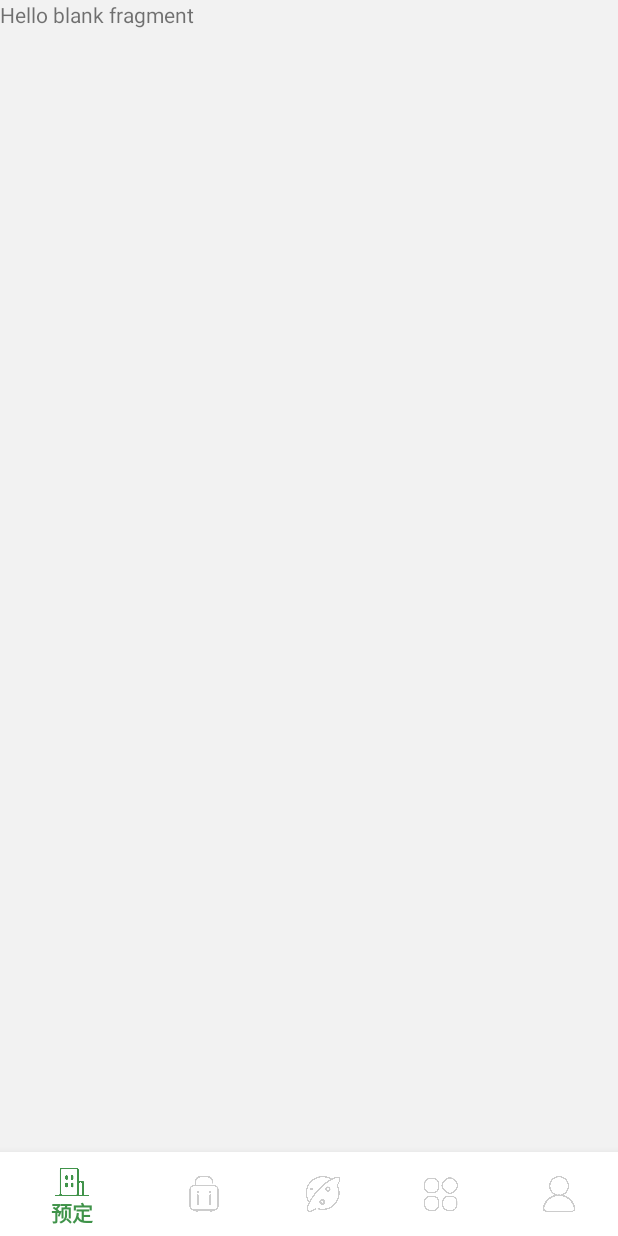
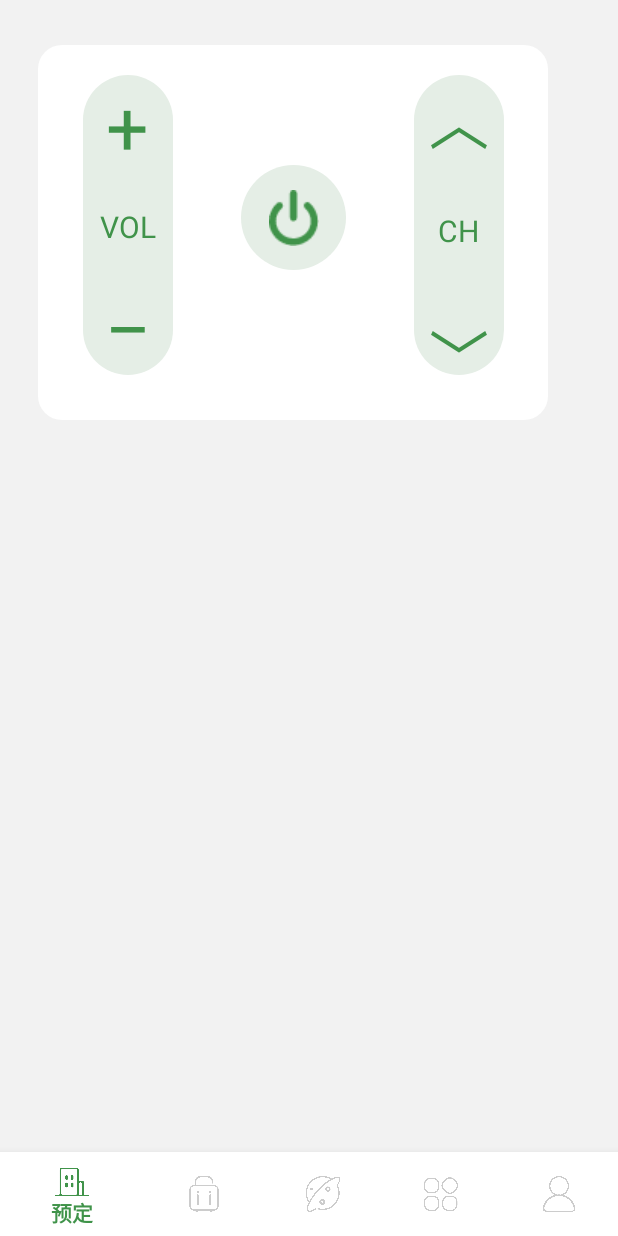
Before and after one commit to flyme666/yizhu, an Android app: the fragment woshi_dianshi placed in its activity, on a phone screen of 412 x 824 dp. Run offline under Robolectric (Android 15) with nearby library versions, the phone set to English and light mode, and no system bars; 8 statements that could not run were skipped.

Commit message:
update dianshiButton

```diff
--- a/src/main/java/com/evan/demo/yizhu/woshi_fragment/woshi_dengju.java
+++ b/src/main/java/com/evan/demo/yizhu/woshi_fragment/woshi_dengju.java
@@ -47,7 +47,7 @@ public class woshi_dengju extends Fragment {
         dianshi = (ImageButton)rootView.findViewById(R.id.dianshideng);
         ding = (ImageButton)rootView.findViewById(R.id.dingdeng);
         bi = (ImageButton)rootView.findViewById(R.id.bideng);
-        vpProgressBar = (VerticalProgressBar) rootView.findViewById(R.id.vp_progress);
+//        vpProgressBar = (VerticalProgressBar) rootView.findViewById(R.id.vp_progress);
         liangdu = (TextView)rootView.findViewById(R.id.liangdu);
     }
 
@@ -55,17 +55,17 @@ public class woshi_dengju extends Fragment {
     public void onActivityCreated(Bundle savedInstanceState){
         super.onActivityCreated(savedInstanceState);
         //这里写逻辑代码
-        run();
-        mhandler = new Handler() {
-
-            //handleMessage为处理消息的方法
-            public void handleMessage (Message msg){
-                super.handleMessage(msg);
-                if (true) {
-                    liangdu.setText(msg.arg1 + "%");
-                }
-            }
-        };
+//        run();
+//        mhandler = new Handler() {
+//
+//            //handleMessage为处理消息的方法
+//            public void handleMessage (Message msg){
+//                super.handleMessage(msg);
+//                if (true) {
+//                    liangdu.setText(msg.arg1 + "%");
+//                }
+//            }
+//        };
         if(flag == 0 ){
             dianshi.setBackgroundDrawable(getResources().getDrawable(R.drawable.button_circle_notselect));
             dianshi.setImageDrawable(getResources().getDrawable(R.drawable.button_off));
@@ -143,23 +143,23 @@ public class woshi_dengju extends Fragment {
         });
     }
 
-    private void run() {
-        new Thread(){
-            public void run() {
-                try {
-                    for (int i= 0;i<=100;i++) {
-                        Thread.sleep(50);//休息50毫秒
-                        vpProgressBar.setProgress(i);//更新进度条进度
-                        Message msg = Message.obtain();
-                        msg.arg1 = i;//Message类有属性字段arg1、arg2、what...
-                        mhandler.sendMessage(msg);
-                    }
-                } catch (InterruptedException e) {
-                    e.printStackTrace();
-                }
-            };
-        }.start();
-    }
+//    private void run() {
+//        new Thread(){
+//            public void run() {
+//                try {
+//                    for (int i= 0;i<=100;i++) {
+//                        Thread.sleep(50);//休息50毫秒
+//                        vpProgressBar.setProgress(i);//更新进度条进度
+//                        Message msg = Message.obtain();
+//                        msg.arg1 = i;//Message类有属性字段arg1、arg2、what...
+//                        mhandler.sendMessage(msg);
+//                    }
+//                } catch (InterruptedException e) {
+//                    e.printStackTrace();
+//                }
+//            };
+//        }.start();
+//    }
 
 
 }
--- a/src/main/java/com/evan/demo/yizhu/woshi_fragment/woshi_dianshi.java
+++ b/src/main/java/com/evan/demo/yizhu/woshi_fragment/woshi_dianshi.java
@@ -7,12 +7,15 @@ import android.support.v4.app.Fragment;
 import android.view.LayoutInflater;
 import android.view.View;
 import android.view.ViewGroup;
+import android.widget.ImageButton;
 
 import com.evan.demo.yizhu.R;
 
 
 public class woshi_dianshi extends Fragment {
     private View rootView;
+    private ImageButton dianshiButton;
+    private  int flag = 0;
 
     @Override
     public void onAttach(Context context){
@@ -29,11 +32,36 @@ public class woshi_dianshi extends Fragment {
 
     private void initUi(){
         //这里写加载布局的代码
+        dianshiButton = (ImageButton)rootView.findViewById(R.id.dianshiButton);
     }
 
     @Override
     public void onActivityCreated(Bundle savedInstanceState){
         super.onActivityCreated(savedInstanceState);
         //这里写逻辑代码
+        if(flag == 0 ){
+            dianshiButton.setBackgroundDrawable(getResources().getDrawable(R.drawable.button_circle_notselect));
+            dianshiButton.setImageDrawable(getResources().getDrawable(R.drawable.button_off));
+        }
+        else {
+            dianshiButton.setBackgroundDrawable(getResources().getDrawable(R.drawable.button_circle_isselect));
+            dianshiButton.setImageDrawable(getResources().getDrawable(R.drawable.button_on));
+        }
+        dianshiButton.setOnClickListener(new View.OnClickListener() {
+            @Override
+            public void onClick(View view) {
+                if(flag == 0 ){
+                    dianshiButton.setBackgroundDrawable(getResources().getDrawable(R.drawable.button_circle_isselect));
+                    dianshiButton.setImageDrawable(getResources().getDrawable(R.drawable.button_on));
+                    flag = 1;
+                }
+                else {
+                    dianshiButton.setBackgroundDrawable(getResources().getDrawable(R.drawable.button_circle_notselect));
+                    dianshiButton.setImageDrawable(getResources().getDrawable(R.drawable.button_off));
+                    flag = 0;
+                }
+
+            }
+        });
     }
 }
--- /dev/null
+++ b/src/main/res/drawable/shape_corner.xml
@@ -0,0 +1,24 @@
+<?xml version="1.0" encoding="utf-8"?>
+<shape xmlns:android="http://schemas.android.com/apk/res/android">
+    <solid android:color="#E5EEE6" />
+    <corners android:topLeftRadius="2400px"
+        android:topRightRadius="2400px"
+        android:bottomRightRadius="2400px"
+        android:bottomLeftRadius="2400px">
+
+    </corners>
+    <span style="font-family: Arial, Helvetica, sans-serif;" />
+</shape>
+<!--<?xml version="1.0" encoding="utf-8"?>-->
+<!--<selector xmlns:android="http://schemas.android.com/apk/res/android">-->
+<!--    <shape xmlns:android="http://schemas.android.com/apk/res/android">-->
+<!--&lt;!&ndash;        修改背景颜色&ndash;&gt;-->
+<!--        <solid android:color="#E5EEE6" />-->
+<!--&lt;!&ndash;        修改圆角&ndash;&gt;-->
+<!--        <corners android:topLeftRadius="200dp"-->
+<!--            android:topRightRadius="200dp"-->
+<!--            android:bottomRightRadius="200dp"-->
+<!--            android:bottomLeftRadius="200dp"/>-->
+<!--        <stroke android:width="1dp" android:color="#000000" />-->
+<!--    </shape>-->
+<!--</selector>-->
--- a/src/main/res/layout/fragment_woshi_dianshi.xml
+++ b/src/main/res/layout/fragment_woshi_dianshi.xml
@@ -5,10 +5,112 @@
     android:layout_height="match_parent"
     tools:context=".woshi_fragment.woshi_dianshi">
 
-    <!-- TODO: Update blank fragment layout -->
-    <TextView
-        android:layout_width="match_parent"
-        android:layout_height="match_parent"
-        android:text="@string/hello_blank_fragment" />
+    <LinearLayout
+        android:layout_width="340dp"
+        android:layout_height="250dp"
+        android:layout_marginTop="30dp"
+        android:layout_marginLeft="25dp"
+        android:orientation="horizontal"
+        android:background="@drawable/background_linearlayout">
+        <LinearLayout
+            android:layout_marginLeft="30dp"
+            android:layout_marginTop="20dp"
+            android:layout_width="60dp"
+            android:layout_height="200dp"
+            android:background="@drawable/shape_corner"
+            android:orientation="vertical">
+<!--            <Button-->
+<!--                android:layout_width="wrap_content"-->
+<!--                android:layout_height="wrap_content"-->
+<!--                android:text="+"-->
+<!--                android:id="@+id/add_vol"-->
+<!--                android:textSize="40dp">-->
+<!--            </Button>-->
+            <TextView
+                android:layout_width="wrap_content"
+                android:layout_height="wrap_content"
+                android:layout_gravity="center"
+                android:textColor="@color/theme"
+                android:textSize="50dp"
+                android:text="+">
+            </TextView>
+            <TextView
+                android:layout_width="wrap_content"
+                android:layout_height="wrap_content"
+                android:layout_marginTop="20dp"
+                android:layout_gravity="center"
+                android:textColor="@color/theme"
+                android:textSize="20dp"
+                android:text="VOL">
+            </TextView>
+            <TextView
+                android:layout_width="wrap_content"
+                android:layout_height="wrap_content"
+                android:layout_gravity="center"
+                android:layout_marginBottom="5dp"
+                android:textColor="@color/theme"
+                android:textSize="50dp"
+                android:text="_">
+            </TextView>
+<!--            <Button-->
+<!--                android:layout_width="wrap_content"-->
+<!--                android:layout_height="wrap_content"-->
+<!--                android:text="-"-->
+<!--                android:id="@+id/reduce_vol"-->
+<!--                android:textSize="40dp">-->
+<!--            </Button>-->
+
+        </LinearLayout>
+
+        <ImageButton
+            android:id="@+id/dianshiButton"
+            android:layout_width="70dp"
+            android:layout_height="70dp"
+
+            android:layout_marginTop="80dp"
+            android:layout_marginLeft="45dp"
+            android:background="@drawable/button_circle_notselect"
+            android:scaleType="center"
+            android:src="@drawable/button_off">
+        </ImageButton>
+
+        <LinearLayout
+            android:layout_width="60dp"
+            android:layout_height="200dp"
+            android:layout_marginTop="20dp"
+            android:layout_marginLeft="45dp"
+            android:background="@drawable/shape_corner"
+            android:orientation="vertical">
+            <TextView
+                android:layout_width="wrap_content"
+                android:layout_height="wrap_content"
+                android:layout_gravity="center"
+                android:layout_marginBottom="10dp"
+                android:textColor="@color/theme"
+                android:textSize="40dp"
+                android:text="︿">
+            </TextView>
+            <TextView
+                android:layout_width="wrap_content"
+                android:layout_height="wrap_content"
+                android:layout_marginTop="20dp"
+                android:layout_gravity="center"
+                android:textColor="@color/theme"
+                android:textSize="20dp"
+                android:text="CH">
+            </TextView>
+            <TextView
+                android:layout_width="wrap_content"
+                android:layout_height="wrap_content"
+                android:layout_gravity="center"
+                android:layout_marginTop="40dp"
+                android:textColor="@color/theme"
+                android:textSize="40dp"
+                android:text="﹀">
+            </TextView>
+        </LinearLayout>
+
+    </LinearLayout>
+
 
 </FrameLayout>
```
Also changed, not shown: src/main/java/com/evan/demo/yizhu/VerticalSeekBar2.java (added, +69 -0 lines), src/main/res/drawable/seekbar_vertical.xml (added, +21 -0 lines), src/main/res/drawable/shape_corner_down.xml (added, +7 -0 lines), src/main/res/drawable/shape_corner_up.xml (added, +7 -0 lines), src/main/res/layout/fragment_woshi_dengju.xml (+17 -7 lines).
